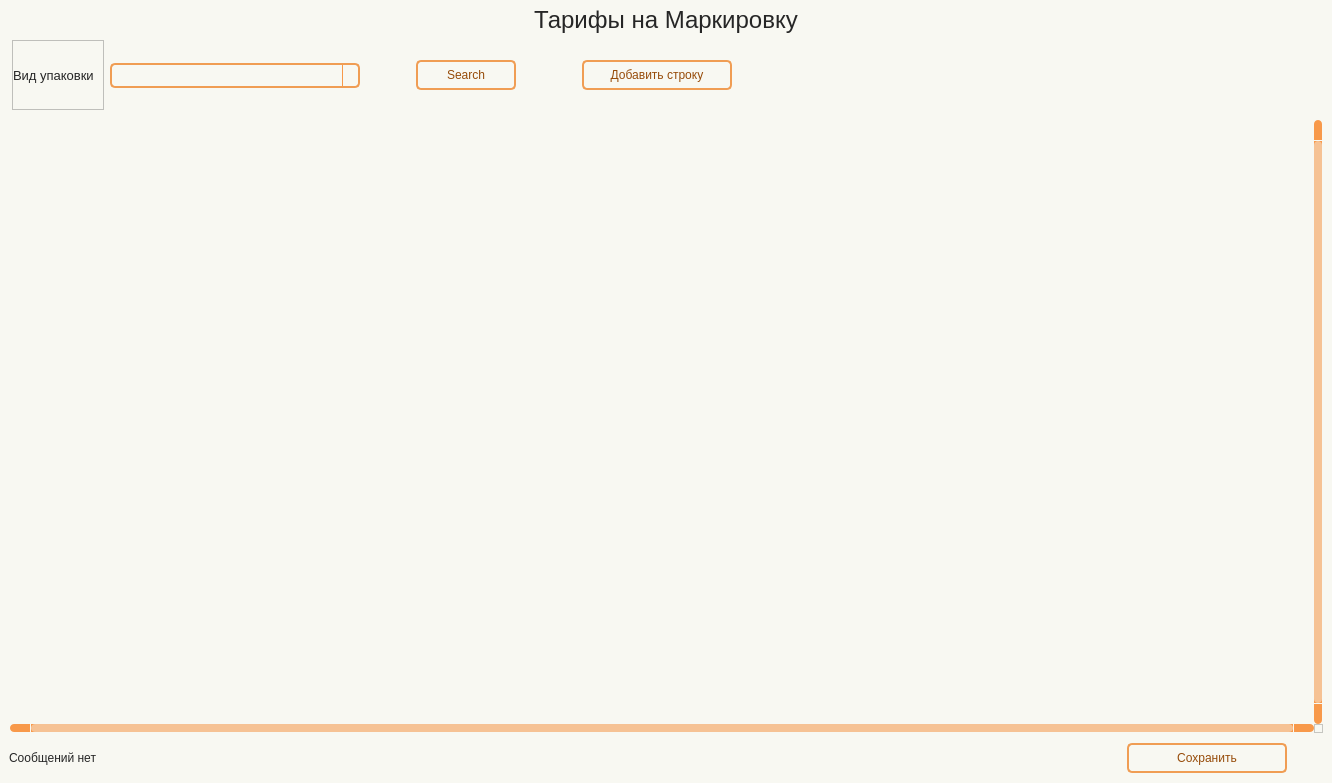
This is app/ui/windows/marking_rates.ui in Masik84/Procurement_app as Qt 5 draws it before an edit. The edited form follows.
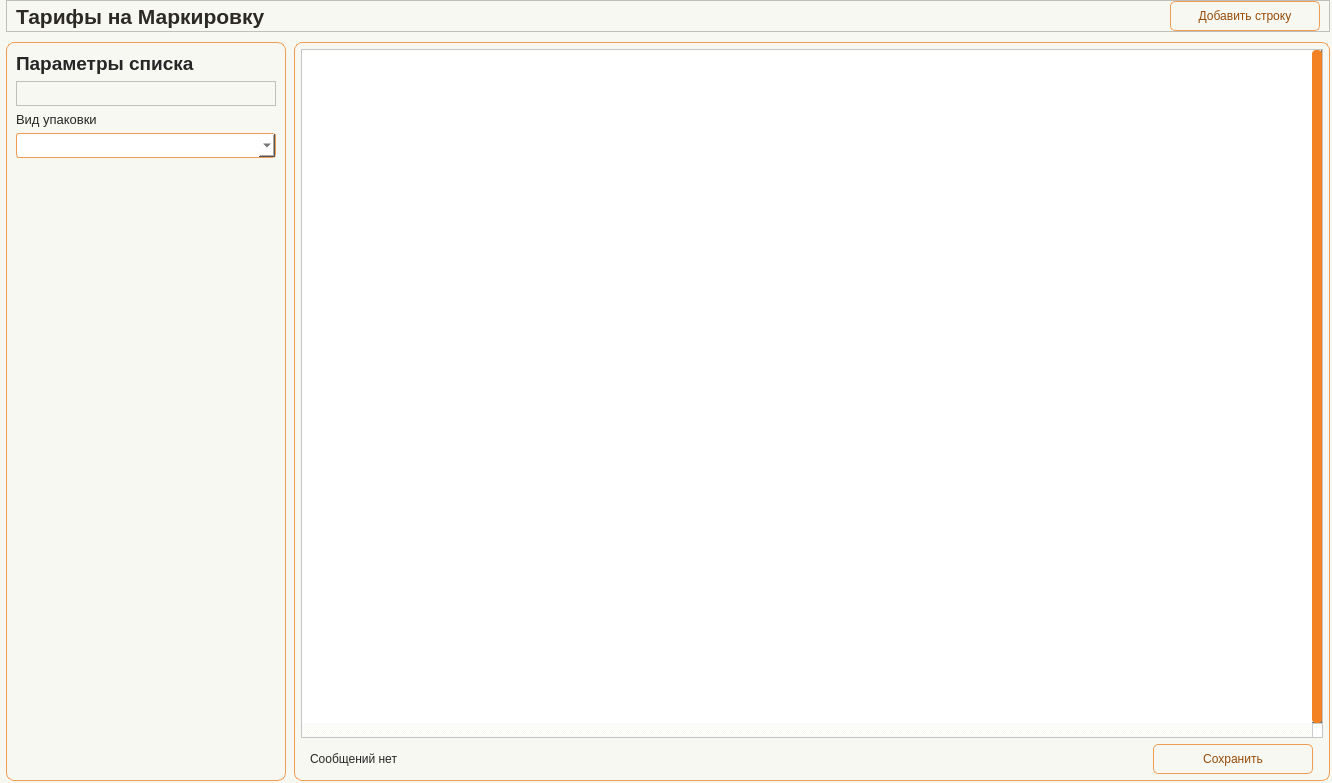
This is the edited form. Icons and pictures are not drawn.

Diff of the .ui file:
```diff
--- a/app/ui/windows/marking_rates.ui
+++ b/app/ui/windows/marking_rates.ui
@@ -20,411 +20,85 @@
    <string>Form</string>
   </property>
   <property name="styleSheet">
-   <string notr="true">Form.QWidget{border: 2px solid #f28223;}
+   <string notr="true">/* ===== BASE PREVIEW STYLE FOR DESIGNER ===== */
 
-QWidget{
-	background-color: #f8f8f2;
+QWidget {
+    background-color: #f8f8f2;
+    color: #262626;
+    font: 10pt &quot;Tahoma&quot;;
 }
 
-#Title_label.QLabel {
-color: #262626;
-font: 18pt &quot;Tahoma&quot;;
-}
+/* ===== LABELS ===== */
 
 QLabel {
-color: #262626;
-font: 10pt &quot;Tahoma&quot;;
+    color: #262626;
 }
 
+#Title_label {
+    font: 16pt &quot;Tahoma&quot;;
+    font-weight: 700;
+    color: #2D2A26;
+}
+
+QLabel#label_filter_title {
+    font: 14pt &quot;Tahoma&quot;;
+    font-weight: 700;
+}
+
+/* ===== INPUTS ===== */
+
+QLineEdit, QComboBox, QDateEdit {
+    border: 1px solid #f09d54;
+    border-radius: 3px;
+    padding: 2px;
+    background-color: #ffffff;
+    color: #262626;
+}
+
+/* ===== BUTTONS ===== */
+
 QPushButton {
-	border: 2px solid #f09d54;
-	border-radius: 5px;
-	background-color: #f8f8f2;
-	color: #964b09;
-	font: 10pt &quot;Tahoma&quot;;
-}
-
-QPushButton:hover {
-	background-color: #f28223;
-	color: #ffffff;
-}
-
-QPushButton:pressed {
-	background-color: #f28223;
-	border: 2px solid #f28223;
-	color: #ffffff;
-}
-
-
-QTableWidget {	
-	background-color: #f8f8f2;
-	padding: 10px;
-	border-radius: 5px;
-	gridline-color: #f8994a;
-    outline: none;
-	color: #262626;
-}
-QTableWidget::item{
-	border-color: #f8994a;
-	padding-left: 5px;
-	padding-right: 5px;
-	gridline-color: #f8994a;
-	color: #262626;
-	padding: 1px;
-    font: 7pt &quot;Tahoma&quot;; 
-}
-QTableWidget::item:selected{
-	background-color: #f28223;
-    color: #ffffff;
-}
-QTableWidget::item:editable {
-	background-color: #fff5cc;
-	border: #ffffff;
-}
-QTableWidget::item:focus {
-	background-color: #f28223;
-	border: 2px solid #ffffff;
-}
-QHeaderView::section{
-	background-color: #f8f8f2;
-	border: none;
-	border-style: none;
-}
-QTableWidget::horizontalHeader {	
-	background-color: #f8994a;
-	font: 10pt &quot;Tahoma&quot;;
-}
-QHeaderView::section:horizontal {
-    border: 1px solid #f8994a;
-	background-color: #ffd4af;
-	padding: 3px;
-	border-top-left-radius: 7px;
-    border-top-right-radius: 7px;
-    color: #262626;
-}
-QHeaderView::section:vertical {
-    border: 1px solid #f8994a;
-	color: #262626;
-}
-
-QLineEdit {
-	background-color: #f8f8f2;
-	border-radius: 5px;
-	border: 2px solid #f09d54;
-	padding-left: 10px;
-	selection-color: rgb(255, 255, 255);
-	selection-background-color: #f28223;
-    color: #262626;
-}
-QLineEdit:hover {
-	border: 2px solid #f28223;
-}
-QLineEdit:focus {
-	border: 2px solid #f28223;
-}
-
-/* Стили для множественного выбора */
-QListWidget {
-    background-color: #f8f8f2;
-    border: 2px solid #f09d54;
-    border-radius: 5px;
-    color: #262626;
-    font: 10pt &quot;Tahoma&quot;;
-}
-
-QListWidget::item {
-    padding: 5px;
-    border-bottom: 1px solid #f8994a;
-}
-
-QListWidget::item:selected {
-    background-color: #f28223;
-    color: #ffffff;
-}
-
-QListWidget::item:hover {
-    background-color: #ffd4af;
-}
-
-/* Улучшенная видимость чекбоксов */
-QCheckBox::indicator {
-    width: 16px;
-    height: 16px;
-}
-
-QCheckBox::indicator:unchecked {
-    border: 2px solid #f09d54;
-    background-color: #f8f8f2;
-    border-radius: 3px;
-}
-
-QCheckBox::indicator:checked {
-    border: 2px solid #f28223;
-    background-color: #f28223;
-    border-radius: 3px;
-    image: url(:/icon/icon/check.svg);
-}
-
-QCheckBox::indicator:hover {
-    border: 2px solid #f28223;
-}
-
-QComboBox {
-	background-color: #f8f8f2;
-	border-radius: 5px;
-	border: 2px solid #f09d54;
-	padding-left: 10px;
-	selection-color: #f28223;
-	selection-background-color: #f28223;
-    color: #262626;
-	font: 9pt &quot;Tahoma&quot;;
-}
-QComboBox:hover {
-	border: 2px solid #f28223;
-	
-}
-QComboBox:focus {
-	border: 2px solid #f28223;
-}
-
-QComboBox QAbstractItemView::item {
-	color: #262626;
-}
-QComboBox QAbstractItemView::item::selected {
-	background-color: #f09d54;
-	color: #ffffff;
-}
-
-QComboBox::down-arrow {
-	
-	image: url(:/icon/icon/chevron-down — копия — копия.svg);
-}
-QComboBox::drop-down {
-    subcontrol-origin: padding;
-    subcontrol-position: top right;
-    width: 15px;
-    border-left-width: 1px;
-    border-left-color: #f8994a;
-    border-left-style: solid; /* just a single line */
-    border-top-right-radius: 3px; /* same radius as the QComboBox */
-    border-bottom-right-radius: 3px;
-	color: #262626;
-}
-
-QScrollBar:horizontal {
-    border: none;
-    background: #f8994a;
-    height: 8px;
-    margin: 0px 21px 0 21px;
-	border-radius: 0px;
-}
-QScrollBar::handle:horizontal {
-    background: #f6c294;
-    min-width: 20px;
-	border-radius: 4px
-}
-QScrollBar::add-line:horizontal {
-    border: none;
-    background: #f8994a;
-    width: 20px;
-	border-top-right-radius: 4px;
-    border-bottom-right-radius: 4px;
-    subcontrol-position: right;
-    subcontrol-origin: margin;
-}
-QScrollBar::sub-line:horizontal {
-    border: none;
-    background: #f8994a;
-    width: 20px;
-	border-top-left-radius: 4px;
-    border-bottom-left-radius: 4px;
-    subcontrol-position: left;
-    subcontrol-origin: margin;
-}
-QScrollBar::up-arrow:horizontal, QScrollBar::down-arrow:horizontal
-{
-     background: none;
-}
-QScrollBar::add-page:horizontal, QScrollBar::sub-page:horizontal
-{
-     background: none;
-}
- QScrollBar:vertical {
-	border: none;
-    background-color: #f8994a;
-    width: 8px;
-    margin: 21px 0 21px 0;
-	border-radius: 0px;
- }
- QScrollBar::handle:vertical {	
-	background: #f6c294;
-    min-height: 25px;
-	border-radius: 4px
- }
- QScrollBar::add-line:vertical {
-     border: none;
-    background: #f8994a;
-     height: 20px;
-	border-bottom-left-radius: 4px;
-    border-bottom-right-radius: 4px;
-     subcontrol-position: bottom;
-     subcontrol-origin: margin;
- }
- QScrollBar::sub-line:vertical {
-	border: none;
-    background: #f8994a;
-     height: 20px;
-	border-top-left-radius: 4px;
-    border-top-right-radius: 4px;
-     subcontrol-position: top;
-     subcontrol-origin: margin;
- }
- QScrollBar::up-arrow:vertical, QScrollBar::down-arrow:vertical {
-     background: none;
- }
-
- QScrollBar::add-page:vertical, QScrollBar::sub-page:vertical {
-     background: none;
- }
-
-QDateEdit {
-    background-color: #f8f8f2;
-    border-radius: 5px;
-    border: 2px solid #f09d54;
-    padding-left: 10px; /* Add left padding */
-    padding-right: 10px; /* Add right padding to accommodate the dropdown arrow */
-    color: #262626;
-    font: 10pt &quot;Tahoma&quot;;
-    min-width: 80px; /* Minimum width to prevent text clipping */
-}
-
-QDateEdit:hover {
-    border: 2px solid #f28223;
-}
-
-QDateEdit:focus {
-    border: 2px solid #f28223;
-}
-
-QDateEdit::drop-down {
-    subcontrol-origin: padding;
-    subcontrol-position: top right;
-    width: 25px; /* Keep the dropdown arrow width */
-    border-left-width: 1px;
-    border-left-color: #f8994a;
-    border-left-style: solid;
-    border-top-right-radius: 3px;
-    border-bottom-right-radius: 3px;
-    background-color: #f8f8f2;
-}
-
-QDateEdit::down-arrow {
-	image: url(:/icon/icon/chevron-down — копия — копия.svg);
-    width: 16px;
-    height: 16px;
-}
-
-/* Calendar Styling */
-QCalendarWidget {
-    background-color: #f8f8f2;
-    border: 2px solid #f28223;
-    color: #262626;
-}
-
-QCalendarWidget QWidget {
-    color: #262626;
-}
-
-QCalendarWidget QAbstractItemView {
-    background-color: #f8f8f2;
-    selection-background-color: #f28223;
-    selection-color: #ffffff;
-}
-
-QCalendarWidget QToolButton {
-    background-color: #ffd4af;
-    color: #262626;
-    font: 10pt &quot;Tahoma&quot;;
-    border-radius: 3px;
-    padding: 5px;
-}
-
-QCalendarWidget QToolButton:hover {
-    background-color: #f28223;
-    color: #ffffff;
-}
-
-QCalendarWidget QMenu {
-    background-color: #f8f8f2;
-    border: 1px solid #f28223;
-}
-
-QCalendarWidget QSpinBox {
-    background-color: #f8f8f2;
-    color: #262626;
     border: 1px solid #f09d54;
+    border-radius: 5px;
+    background-color: #f8f8f2;
+    color: #964b09;
+    padding: 4px;
 }
 
-QCalendarWidget QSpinBox::up-button {
-    subcontrol-origin: border;
-    subcontrol-position: top right;
-    width: 15px;
-    border-left-width: 1px;
-    border-left-color: #f8994a;
-    border-left-style: solid;
-}
+/* ===== TABLE ===== */
 
-QCalendarWidget QSpinBox::down-button {
-    subcontrol-origin: border;
-    subcontrol-position: bottom right;
-    width: 15px;
-    border-left-width: 1px;
-    border-left-color: #f8994a;
-    border-left-style: solid;
+QTableWidget {
+    background-color: #ffffff;
+    gridline-color: #f28223;
+    selection-background-color: #f5d3b5;
+    selection-color: #262626;
 }
 
-QCalendarWidget QSpinBox::up-arrow {
-	image: url(:/icon/icon/chevron-up — копия — копия.svg);
-    width: 10px;
-    height: 10px;
+QHeaderView::section {
+    background-color: #f5d3b5;
+    border: 1px solid #f28223;
+    padding: 3px;
 }
 
-QCalendarWidget QSpinBox::down-arrow {
-	image: url(:/icon/icon/chevron-down — копия — копия.svg);
-    width: 10px;
-    height: 10px;
+/* ===== FRAMES ===== */
+
+QFrame#frame_LeftPanel, 
+QFrame#frame_RightPanel {
+    border: 1px solid #f28223;
+    border-radius: 5px;
 }
 
-QTabWidget::pane {
-    border: none;
+/* ===== SCROLL ===== */
+
+QScrollBar:vertical {
     background: #f8f8f2;
+    width: 10px;
 }
 
-QTabBar::tab {
-    background-color: #ffd4af;   /* как шапка таблицы */
-    color: #262626;
-    padding: 6px 12px;
-    min-height: 24px;
-    border: 1px solid #f8994a;
-    border-bottom: none;
-    margin-right: 2px;
-}
-
-QTabBar::tab:selected {
-    background-color: #f28223;
-    color: #ffffff;
-}
-
-QTabBar::tab:!selected {
-    background-color: #ffd4af;
-    color: #262626;
-}
-
-QTabBar::tab:hover:!selected {
-    background-color: #f6c294;
-    color: #262626;
-}
-</string>
+QScrollBar::handle:vertical {
+    background: #f28223;
+    border-radius: 4px;
+}</string>
   </property>
   <layout class="QHBoxLayout" name="horizontalLayout">
    <property name="leftMargin">
@@ -443,40 +117,70 @@
     <widget class="QWidget" name="widget" native="true">
      <layout class="QVBoxLayout" name="verticalLayout">
       <property name="spacing">
-       <number>0</number>
+       <number>10</number>
       </property>
       <property name="leftMargin">
-       <number>0</number>
+       <number>6</number>
       </property>
       <property name="topMargin">
        <number>0</number>
       </property>
       <property name="rightMargin">
+       <number>2</number>
+      </property>
+      <property name="bottomMargin">
+       <number>2</number>
+      </property>
+      <item>
+       <widget class="QFrame" name="frame_2">
+        <property name="minimumSize">
+         <size>
+          <width>0</width>
+          <height>32</height>
+         </size>
+        </property>
+        <property name="maximumSize">
+         <size>
+          <width>16777215</width>
+          <height>32</height>
+         </size>
+        </property>
+        <property name="frameShape">
+         <enum>QFrame::Shape::StyledPanel</enum>
+        </property>
+        <property name="frameShadow">
+         <enum>QFrame::Shadow::Raised</enum>
+        </property>
+        <layout class="QHBoxLayout" name="horizontalLayout_2">
+         <property name="spacing">
        <number>0</number>
       </property>
+         <property name="topMargin">
+          <number>0</number>
+         </property>
       <property name="bottomMargin">
-       <number>9</number>
-      </property>
-      <item alignment="Qt::AlignmentFlag::AlignHCenter">
+          <number>0</number>
+         </property>
+         <item>
        <widget class="QLabel" name="Title_label">
         <property name="minimumSize">
          <size>
           <width>0</width>
-          <height>40</height>
+             <height>30</height>
          </size>
         </property>
         <property name="maximumSize">
          <size>
           <width>16777215</width>
-          <height>40</height>
+             <height>30</height>
          </size>
         </property>
         <property name="font">
          <font>
           <family>Tahoma</family>
-          <pointsize>18</pointsize>
+             <pointsize>16</pointsize>
           <italic>false</italic>
-          <bold>false</bold>
+             <bold>true</bold>
          </font>
         </property>
         <property name="layoutDirection">
@@ -485,28 +189,61 @@
         <property name="text">
          <string>Тарифы на Маркировку</string>
         </property>
-        <property name="alignment">
-         <set>Qt::AlignmentFlag::AlignCenter</set>
-        </property>
        </widget>
       </item>
       <item>
-       <widget class="QFrame" name="frame_Search">
+          <spacer name="horizontalSpacer_top">
+           <property name="orientation">
+            <enum>Qt::Orientation::Horizontal</enum>
+           </property>
+           <property name="sizeHint" stdset="0">
+            <size>
+             <width>883</width>
+             <height>25</height>
+            </size>
+           </property>
+          </spacer>
+         </item>
+         <item>
+          <widget class="QPushButton" name="btn_AddLine">
         <property name="minimumSize">
          <size>
-          <width>0</width>
-          <height>70</height>
+             <width>150</width>
+             <height>30</height>
          </size>
         </property>
         <property name="maximumSize">
          <size>
-          <width>16777215</width>
-          <height>150</height>
-         </size>
-        </property>
-        <layout class="QHBoxLayout" name="horizontalLayout_2">
+             <width>150</width>
+             <height>30</height>
+            </size>
+           </property>
+           <property name="text">
+            <string>Добавить строку</string>
+           </property>
+           <property name="icon">
+            <iconset resource="../resource.qrc">
+             <normaloff>:/icon/icon/plus-circle — копия — копия.svg</normaloff>:/icon/icon/plus-circle — копия — копия.svg</iconset>
+           </property>
+          </widget>
+         </item>
+        </layout>
+       </widget>
+      </item>
+      <item>
+       <widget class="QFrame" name="frame_Content">
+        <property name="frameShape">
+         <enum>QFrame::Shape::NoFrame</enum>
+        </property>
+        <property name="frameShadow">
+         <enum>QFrame::Shadow::Plain</enum>
+        </property>
+        <layout class="QHBoxLayout" name="horizontalLayout_content">
+         <property name="spacing">
+          <number>8</number>
+         </property>
          <property name="leftMargin">
-          <number>12</number>
+          <number>0</number>
          </property>
          <property name="topMargin">
           <number>0</number>
@@ -517,27 +254,67 @@
          <property name="bottomMargin">
           <number>0</number>
          </property>
+         <item>
+          <widget class="QFrame" name="frame_LeftPanel">
+           <property name="minimumSize">
+            <size>
+             <width>280</width>
+             <height>0</height>
+            </size>
+           </property>
+           <property name="maximumSize">
+            <size>
+             <width>300</width>
+             <height>16777215</height>
+            </size>
+           </property>
+           <property name="styleSheet">
+            <string notr="true">#frame_LeftPanel {border: 1px solid #f09d54; border-radius: 8px;}</string>
+           </property>
+           <property name="frameShape">
+            <enum>QFrame::Shape::StyledPanel</enum>
+           </property>
+           <property name="frameShadow">
+            <enum>QFrame::Shadow::Raised</enum>
+           </property>
+           <layout class="QVBoxLayout" name="verticalLayout_left">
+            <item>
+             <widget class="QLabel" name="label_filter_title">
+              <property name="font">
+               <font>
+                <family>Tahoma</family>
+                <pointsize>14</pointsize>
+                <italic>false</italic>
+                <bold>true</bold>
+               </font>
+              </property>
+              <property name="text">
+               <string>Параметры списка</string>
+              </property>
+             </widget>
+            </item>
          <item>
           <widget class="QFrame" name="frame">
+              <property name="minimumSize">
+               <size>
+                <width>0</width>
+                <height>25</height>
+               </size>
+              </property>
+              <property name="maximumSize">
+               <size>
+                <width>16777215</width>
+                <height>25</height>
+               </size>
+              </property>
            <property name="frameShape">
             <enum>QFrame::Shape::StyledPanel</enum>
            </property>
            <property name="frameShadow">
             <enum>QFrame::Shadow::Raised</enum>
            </property>
-           <layout class="QVBoxLayout" name="verticalLayout_2">
-            <property name="leftMargin">
-             <number>0</number>
-            </property>
-            <property name="topMargin">
-             <number>3</number>
-            </property>
-            <property name="rightMargin">
-             <number>9</number>
-            </property>
-            <property name="bottomMargin">
-             <number>3</number>
-            </property>
+             </widget>
+            </item>
             <item>
              <widget class="QLabel" name="label_5">
               <property name="font">
@@ -553,39 +330,6 @@
               </property>
              </widget>
             </item>
-           </layout>
-          </widget>
-         </item>
-         <item>
-          <widget class="QFrame" name="frame_2">
-           <property name="minimumSize">
-            <size>
-             <width>250</width>
-             <height>0</height>
-            </size>
-           </property>
-           <property name="maximumSize">
-            <size>
-             <width>300</width>
-             <height>16777215</height>
-            </size>
-           </property>
-           <layout class="QVBoxLayout" name="verticalLayout_3">
-            <property name="spacing">
-             <number>6</number>
-            </property>
-            <property name="leftMargin">
-             <number>0</number>
-            </property>
-            <property name="topMargin">
-             <number>3</number>
-            </property>
-            <property name="rightMargin">
-             <number>0</number>
-            </property>
-            <property name="bottomMargin">
-             <number>3</number>
-            </property>
             <item>
              <widget class="QComboBox" name="line_PackType">
               <property name="minimumSize">
@@ -597,140 +341,72 @@
               <property name="maximumSize">
                <size>
                 <width>16777215</width>
-                <height>22</height>
+                <height>25</height>
                </size>
               </property>
-              <property name="currentText">
-               <string/>
-              </property>
-              <property name="currentIndex">
-               <number>-1</number>
-              </property>
              </widget>
             </item>
-           </layout>
-          </widget>
-         </item>
          <item>
-          <spacer name="horizontalSpacer">
+             <spacer name="verticalSpacer_filters">
            <property name="orientation">
-            <enum>Qt::Orientation::Horizontal</enum>
-           </property>
-           <property name="sizeType">
-            <enum>QSizePolicy::Policy::Fixed</enum>
-           </property>
+               <enum>Qt::Orientation::Vertical</enum>
+              </property>
            <property name="sizeHint" stdset="0">
             <size>
-             <width>50</width>
-             <height>20</height>
+                <width>20</width>
+                <height>600</height>
             </size>
            </property>
           </spacer>
          </item>
+           </layout>
+          </widget>
+         </item>
          <item>
-          <widget class="QFrame" name="frame_3">
-           <property name="minimumSize">
-            <size>
-             <width>110</width>
-             <height>0</height>
-            </size>
+          <widget class="QFrame" name="frame_RightPanel">
+           <property name="styleSheet">
+            <string notr="true">#frame_RightPanel {border: 1px solid #f09d54; border-radius: 8px;}</string>
            </property>
-           <property name="maximumSize">
-            <size>
-             <width>93</width>
-             <height>16777215</height>
-            </size>
+           <property name="frameShape">
+            <enum>QFrame::Shape::StyledPanel</enum>
            </property>
-           <layout class="QVBoxLayout" name="verticalLayout_4" stretch="0">
+           <property name="frameShadow">
+            <enum>QFrame::Shadow::Raised</enum>
+           </property>
+           <layout class="QVBoxLayout" name="verticalLayout_right">
             <property name="spacing">
-             <number>0</number>
+             <number>6</number>
             </property>
             <property name="leftMargin">
-             <number>0</number>
+             <number>6</number>
             </property>
             <property name="topMargin">
-             <number>0</number>
+             <number>6</number>
             </property>
             <property name="rightMargin">
-             <number>0</number>
+             <number>6</number>
             </property>
             <property name="bottomMargin">
-             <number>0</number>
+             <number>6</number>
             </property>
             <item>
-             <widget class="QPushButton" name="btn_Search">
-              <property name="minimumSize">
-               <size>
-                <width>100</width>
-                <height>30</height>
-               </size>
+             <layout class="QHBoxLayout" name="horizontalLayout_topRight">
+              <property name="spacing">
+               <number>6</number>
               </property>
-              <property name="maximumSize">
-               <size>
-                <width>92</width>
-                <height>16777215</height>
-               </size>
+              <property name="leftMargin">
+               <number>0</number>
               </property>
-              <property name="text">
-               <string>Search</string>
+              <property name="topMargin">
+               <number>0</number>
               </property>
-              <property name="icon">
-               <iconset resource="../resource.qrc">
-                <normaloff>:/icon/icon/search — копия — копия.svg</normaloff>:/icon/icon/search — копия — копия.svg</iconset>
+              <property name="rightMargin">
+               <number>0</number>
               </property>
-             </widget>
-            </item>
-           </layout>
-          </widget>
-         </item>
-         <item>
-          <spacer name="horizontalSpacer_2">
-           <property name="orientation">
-            <enum>Qt::Orientation::Horizontal</enum>
-           </property>
-           <property name="sizeType">
-            <enum>QSizePolicy::Policy::Fixed</enum>
-           </property>
-           <property name="sizeHint" stdset="0">
-            <size>
-             <width>50</width>
-             <height>20</height>
-            </size>
-           </property>
-          </spacer>
-         </item>
-         <item>
-          <widget class="QPushButton" name="btn_AddLine">
-           <property name="minimumSize">
-            <size>
-             <width>150</width>
-             <height>30</height>
-            </size>
-           </property>
-           <property name="text">
-            <string>Добавить строку</string>
-           </property>
-           <property name="icon">
-            <iconset resource="../resource.qrc">
-             <normaloff>:/icon/icon/plus-circle — копия — копия.svg</normaloff>:/icon/icon/plus-circle — копия — копия.svg</iconset>
-           </property>
-          </widget>
-         </item>
-         <item>
-          <spacer name="horizontalSpacer_3">
-           <property name="orientation">
-            <enum>Qt::Orientation::Horizontal</enum>
-           </property>
-           <property name="sizeHint" stdset="0">
-            <size>
-             <width>361</width>
-             <height>20</height>
-            </size>
-           </property>
-          </spacer>
-         </item>
-        </layout>
-       </widget>
+              <property name="bottomMargin">
+               <number>0</number>
+              </property>
+             </layout>
       </item>
       <item>
        <widget class="QTableWidget" name="table">
@@ -835,6 +511,18 @@
             </size>
            </property>
            <layout class="QVBoxLayout" name="verticalLayout_5">
+                  <property name="leftMargin">
+                   <number>9</number>
+                  </property>
+                  <property name="topMargin">
+                   <number>0</number>
+                  </property>
+                  <property name="rightMargin">
+                   <number>0</number>
+                  </property>
+                  <property name="bottomMargin">
+                   <number>0</number>
+                  </property>
             <item>
              <widget class="QLabel" name="label_msg">
               <property name="text">
@@ -855,7 +543,7 @@
            </property>
            <property name="maximumSize">
             <size>
-             <width>250</width>
+                   <width>180</width>
              <height>16777215</height>
             </size>
            </property>
@@ -896,6 +584,12 @@
                <iconset resource="../resource.qrc">
                 <normaloff>:/icon/icon/save — копия — копия.svg</normaloff>:/icon/icon/save — копия — копия.svg</iconset>
               </property>
+                   </widget>
+                  </item>
+                 </layout>
+                </widget>
+               </item>
+              </layout>
              </widget>
             </item>
            </layout>
```
Lines whose indentation alone changed are shown as unchanged.
